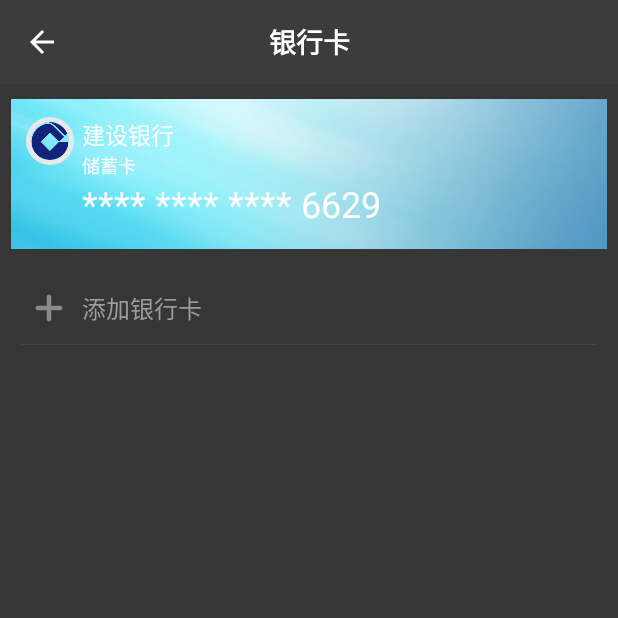
After one commit to xwt909090/yibo, an Android app: the BankCardInfoActivity screen opened directly, with no data from a screen before it, on a phone screen of 412 x 824 dp, the top half of it. The commit adds this screen. Run offline under Robolectric (Android 15) with nearby library versions, the phone set to English and light mode, and no system bars; our stand-ins replace CircleImageView.

```diff
--- /dev/null
+++ b/app/src/main/java/com/example/yibo/BankCard.java
@@ -0,0 +1,42 @@
+package com.example.yibo;
+
+public class BankCard {
+
+    private String name;
+
+    private String type;
+
+    private String number;
+
+    private int imageId;
+
+    private int backgroundId;
+
+    public BankCard(String name, String type, String number, int imageId, int backgroundId){
+        this.name = name;
+        this.type = type;
+        this.number = number;
+        this.imageId = imageId;
+        this.backgroundId = backgroundId;
+    }
+
+    public String getName() {
+        return name;
+    }
+
+    public String getType() {
+        return type;
+    }
+
+    public String getNumber() {
+        return number;
+    }
+
+    public int getImageId() {
+        return imageId;
+    }
+
+    public int getBackgroundId() {
+        return backgroundId;
+    }
+}
--- /dev/null
+++ b/app/src/main/java/com/example/yibo/BankCardAdapter.java
@@ -0,0 +1,69 @@
+package com.example.yibo;
+
+import android.support.v7.widget.RecyclerView;
+import android.view.LayoutInflater;
+import android.view.View;
+import android.view.ViewGroup;
+import android.widget.LinearLayout;
+import android.widget.TextView;
+import android.widget.Toast;
+import de.hdodenhof.circleimageview.CircleImageView;
+
+import java.util.List;
+
+public class BankCardAdapter extends RecyclerView.Adapter<BankCardAdapter.ViewHolder> {
+
+    private List<BankCard> mBankCardList;
+
+    static class ViewHolder extends RecyclerView.ViewHolder{
+        View bankCardView;
+        CircleImageView bcImage;
+        TextView bcName;
+        TextView bcType;
+        TextView bcNum;
+        LinearLayout bcLayout;
+
+        public ViewHolder(View view){
+            super(view);
+            bankCardView = view;
+            bcImage = (CircleImageView)view.findViewById(R.id.bank_card_image);
+            bcName = (TextView)view.findViewById(R.id.bank_card_name_text);
+            bcType = (TextView)view.findViewById(R.id.bank_card_type_text);
+            bcNum = (TextView)view.findViewById(R.id.bank_card_num_text);
+            bcLayout = (LinearLayout)view.findViewById(R.id.bank_card_item_layout);
+        }
+    }
+
+    public BankCardAdapter(List<BankCard> bankCardList){
+        mBankCardList = bankCardList;
+    }
+
+    @Override
+    public ViewHolder onCreateViewHolder(ViewGroup parent, int viewType){
+        View view = LayoutInflater.from(parent.getContext()).inflate(R.layout.bank_card_item, parent, false);
+        //点击事件
+        final ViewHolder holder = new ViewHolder(view);
+        holder.bankCardView.setOnClickListener(new View.OnClickListener() {
+            @Override
+            public void onClick(View v) {
+                int position = holder.getAdapterPosition();
+                BankCard bc = mBankCardList.get(position);
+                Toast.makeText(v.getContext(), "you clicked view " + bc.getName(), Toast.LENGTH_SHORT).show();
+            }
+        });
+        return holder;
+    }
+    @Override
+    public void onBindViewHolder(ViewHolder holder, int position){
+        BankCard bankCard = mBankCardList.get(position);
+        holder.bcImage.setImageResource(bankCard.getImageId());
+        holder.bcName.setText(bankCard.getName());
+        holder.bcType.setText(bankCard.getType());
+        holder.bcNum.setText(bankCard.getNumber());
+        holder.bcLayout.setBackgroundResource(bankCard.getBackgroundId());
+    }
+    @Override
+    public int getItemCount(){
+        return mBankCardList.size();
+    }
+}
--- /dev/null
+++ b/app/src/main/java/com/example/yibo/BankCardInfoActivity.java
@@ -0,0 +1,82 @@
+package com.example.yibo;
+
+import android.graphics.Color;
+import android.os.Build;
+import android.support.v7.app.ActionBar;
+import android.support.v7.app.AppCompatActivity;
+import android.os.Bundle;
+import android.support.v7.widget.LinearLayoutManager;
+import android.support.v7.widget.RecyclerView;
+import android.support.v7.widget.Toolbar;
+import android.view.MenuItem;
+import android.view.View;
+import android.widget.Button;
+import android.widget.Toast;
+
+import java.util.ArrayList;
+import java.util.List;
+
+public class BankCardInfoActivity extends AppCompatActivity {
+
+    private List<BankCard> bankCardList = new ArrayList<>();
+
+    Button addBC;
+
+    @Override
+    protected void onCreate(Bundle savedInstanceState) {
+        // 判断Android>5.0才能使用，使内容延伸到状态栏
+        if (Build.VERSION.SDK_INT >= 21) {
+            // 使其状态栏呈现背景色
+            getWindow().setStatusBarColor(Color.rgb(60,60,60));
+        }
+        super.onCreate(savedInstanceState);
+        ActivityCollector.addActivity(this);
+        setContentView(R.layout.activity_bank_card_info);
+        //引入自定义ToolBar
+        Toolbar toolbar = (Toolbar)findViewById(R.id.bank_card_toolbar);
+        setSupportActionBar(toolbar);
+        //显示返回箭头
+        ActionBar actionBar = getSupportActionBar();
+        if(actionBar != null){
+            actionBar.setDisplayShowTitleEnabled(false);        //隐藏左侧标题
+            actionBar.setDisplayHomeAsUpEnabled(true);      //显示返回箭头
+        }
+
+        //初始化银行卡信息
+        initBankCards();
+        RecyclerView recyclerView = (RecyclerView)findViewById(R.id.bank_card_recycler_view);
+        LinearLayoutManager layoutManager = new LinearLayoutManager(this);
+        recyclerView.setLayoutManager(layoutManager);
+        BankCardAdapter adapter = new BankCardAdapter(bankCardList);
+        recyclerView.setAdapter(adapter);
+
+        //
+        addBC = (Button)findViewById(R.id.bank_card_add_button);
+        addBC.setOnClickListener(new View.OnClickListener() {
+            @Override
+            public void onClick(View v) {
+                Toast.makeText(BankCardInfoActivity.this, "add", Toast.LENGTH_SHORT).show();
+            }
+        });
+    }
+    //点击返回箭头时，关闭当前活动，返回上一个活动
+    @Override
+    public boolean onOptionsItemSelected(MenuItem item){
+        switch(item.getItemId()){
+            case android.R.id.home:
+                finish();
+                return true;
+        }
+        return super.onOptionsItemSelected(item);
+    }
+    @Override
+    protected void onDestroy(){
+        super.onDestroy();
+        ActivityCollector.removeActivity(this);
+    }
+
+    private void initBankCards(){
+        BankCard bc1 = new BankCard("建设银行", "储蓄卡", "**** **** **** 6629",R.drawable.bank_jianshe, R.drawable.bank_jianshe_background);
+        bankCardList.add(bc1);
+    }
+}
--- /dev/null
+++ b/app/src/main/res/drawable/button_selector.xml
@@ -0,0 +1,5 @@
+<?xml version="1.0" encoding="utf-8"?>
+<selector xmlns:android="http://schemas.android.com/apk/res/android">
+    <item android:drawable="@drawable/normal" android:state_pressed="false"/>
+    <item android:drawable="@drawable/pressed" android:state_pressed="true"/>
+</selector>
--- /dev/null
+++ b/app/src/main/res/drawable/ic_bank_card_plus.xml
@@ -0,0 +1,4 @@
+<vector android:height="24dp" android:viewportHeight="1024.0"
+    android:viewportWidth="1024.0" android:width="24dp" xmlns:android="http://schemas.android.com/apk/res/android">
+    <path android:fillColor="#8a8a8a" android:pathData="M832,576 L576,576 576,832C576,867.3 547.3,896 512,896 476.6,896 448,867.3 448,832L448,576 192,576C156.6,576 128,547.3 128,512 128,476.7 156.6,448 192,448L448,448 448,192C448,156.7 476.6,128 512,128 547.3,128 576,156.7 576,192L576,448 832,448C867.3,448 896,476.7 896,512 896,547.3 867.3,576 832,576Z"/>
+</vector>
--- /dev/null
+++ b/app/src/main/res/drawable/ic_bank_jianshe.xml
@@ -0,0 +1,4 @@
+<vector android:height="24dp" android:viewportHeight="1024.0"
+    android:viewportWidth="1024.0" android:width="24dp" xmlns:android="http://schemas.android.com/apk/res/android">
+    <path android:fillColor="#13227a" android:pathData="M811.2,423.4h-0l-89.4,90s-11.4,7.9 -19.3,5.8c-8.2,-2.2 -17.2,-10.1 -17.2,-10.1l-170,-170a7.6,7.6 0,0 0,-10.9 0L319.3,524.4a7.7,7.7 0,0 0,0 10.9l185.3,185.2a7.8,7.8 0,0 0,10.9 0l184.3,-184.2s4,-3.1 6.9,-4.4c4.5,-2.1 18.8,-2.1 18.8,-2.1h151.2s12.4,-1.4 18.6,2.4c5.2,3.3 6,10.4 5.9,12.9 -8,208.8 -179.7,376.9 -390.4,376.9C294.9,922 120,747.1 120,531.3c0,-194.1 141.4,-355 326.9,-385.5 20.8,-3.4 79.7,-6.5 128.5,42.4l235.8,235.3zM897.3,302.6s8.5,11 6.8,18.9c-1.7,8.4 -9.2,17.7 -9.2,17.7l-61.7,61 -208.9,-209.9c-88.8,-93.4 -158.2,-56.1 -158.2,-56.1s163.3,-93.8 304.6,42.4L897.3,302.6z"/>
+</vector>
--- /dev/null
+++ b/app/src/main/res/drawable/normal.xml
@@ -0,0 +1,3 @@
+<shape xmlns:android="http://schemas.android.com/apk/res/android">
+    <solid android:color="#363636"></solid>
+</shape>
--- /dev/null
+++ b/app/src/main/res/drawable/pressed.xml
@@ -0,0 +1,3 @@
+<shape xmlns:android="http://schemas.android.com/apk/res/android">
+    <solid android:color="#2C2C2C"></solid>
+</shape>
--- /dev/null
+++ b/app/src/main/res/layout/activity_bank_card_info.xml
@@ -0,0 +1,65 @@
+<?xml version="1.0" encoding="utf-8"?>
+<LinearLayout xmlns:android="http://schemas.android.com/apk/res/android"
+              xmlns:app="http://schemas.android.com/apk/res-auto"
+              android:layout_width="match_parent"
+              android:layout_height="match_parent"
+              android:background="#363636"
+              android:orientation="vertical">
+
+    <android.support.v7.widget.Toolbar
+            android:id="@+id/bank_card_toolbar"
+            android:layout_width="match_parent"
+            android:layout_height="?attr/actionBarSize"
+            android:background="#3C3C3C"
+            android:theme="@style/ThemeOverlay.AppCompat.Dark.ActionBar"
+            app:popupTheme="@style/ThemeOverlay.AppCompat.Light">
+
+        <TextView
+                android:layout_width="wrap_content"
+                android:layout_height="wrap_content"
+                android:layout_gravity="center"
+                android:textSize="18sp"
+                android:textColor="#FFFFFF"
+                android:textStyle="bold"
+                android:text="银行卡"/>
+
+        />
+
+    </android.support.v7.widget.Toolbar>
+
+    <android.support.v7.widget.RecyclerView
+            android:id="@+id/bank_card_recycler_view"
+            android:layout_width="match_parent"
+            android:layout_marginTop="10dp"
+            android:background="#363636"
+            android:layout_height="wrap_content"/>
+
+    <Button
+            android:id="@+id/bank_card_add_button"
+            android:layout_width="match_parent"
+            android:layout_height="wrap_content"
+            android:drawableLeft="@drawable/ic_bank_card_plus"
+            android:text="添加银行卡"
+            android:drawablePadding="10dp"
+            android:textAlignment="textStart"
+            android:layout_gravity="start"
+            android:textColor="#9C9C9C"
+            android:textSize="16sp"
+            android:paddingTop="5dp"
+            android:paddingLeft="5dp"
+            android:paddingBottom="5dp"
+            android:layout_marginRight="15dp"
+            android:layout_marginLeft="15dp"
+            android:layout_marginBottom="0dp"
+            android:layout_marginTop="10dp"
+            style="?android:attr/borderlessButtonStyle"
+            android:background="@drawable/button_selector"/>
+    <ImageView
+            android:layout_width="match_parent"
+            android:layout_marginLeft="14dp"
+            android:layout_marginRight="14dp"
+            android:layout_height="0.5dp"
+            android:background="#464646"
+            android:layout_marginTop="0dp"/>
+
+</LinearLayout>
--- /dev/null
+++ b/app/src/main/res/layout/bank_card_item.xml
@@ -0,0 +1,52 @@
+<?xml version="1.0" encoding="utf-8"?>
+<LinearLayout xmlns:android="http://schemas.android.com/apk/res/android"
+              xmlns:app="http://schemas.android.com/apk/res-auto"
+              android:id="@+id/bank_card_item_layout"
+              android:orientation="horizontal"
+              android:layout_width="match_parent"
+              android:layout_marginRight="7dp"
+              android:layout_marginLeft="7dp"
+              android:layout_marginBottom="5dp"
+              android:layout_height="100dp">
+
+    <de.hdodenhof.circleimageview.CircleImageView
+            android:id="@+id/bank_card_image"
+            app:civ_border_color="#E8E8E8"
+            app:civ_border_width="3dp"
+            app:civ_fill_color="#E8E8E8"
+            android:layout_width="32dp"
+            android:layout_height="32dp"
+            android:layout_marginTop="12dp"
+            android:layout_marginLeft="10dp"
+            android:layout_marginRight="5dp"/>
+
+    <LinearLayout
+            android:layout_width="wrap_content"
+            android:layout_height="match_parent"
+            android:orientation="vertical">
+
+        <TextView
+                android:id="@+id/bank_card_name_text"
+                android:layout_width="wrap_content"
+                android:layout_height="wrap_content"
+                android:layout_marginTop="12dp"
+                android:textColor="#FFFFFF"
+                android:textSize="15sp"/>
+
+        <TextView
+                android:id="@+id/bank_card_type_text"
+                android:layout_width="wrap_content"
+                android:layout_height="wrap_content"
+                android:textColor="#FFFFFF"
+                android:textSize="12sp"/>
+
+        <TextView
+                android:id="@+id/bank_card_num_text"
+                android:layout_width="wrap_content"
+                android:layout_height="wrap_content"
+                android:textColor="#FFFFFF"
+                android:textSize="24sp"/>
+
+    </LinearLayout>
+
+</LinearLayout>
```
Also changed, not shown: app/src/main/AndroidManifest.xml (+8 -0 lines), app/src/main/java/com/example/yibo/MyInformationActivity.java (+7 -0 lines), app/src/main/java/com/example/yibo/MyParkingActivity.java (+8 -0 lines), app/src/main/java/com/example/yibo/ReservationHistory.java (added, +38 -0 lines), app/src/main/java/com/example/yibo/ReservationHistoryActivity.java (added, +72 -0 lines), app/src/main/java/com/example/yibo/ReservationHistoryAdapter.java (added, +66 -0 lines), app/src/main/res/layout/activity_reservation_history.xml (added, +30 -0 lines), app/src/main/res/layout/reservation_history_item.xml (added, +49 -0 lines), app/src/main/res/drawable/bank_jianshe.png (added), app/src/main/res/drawable/bank_jianshe_background.jpg (added).
